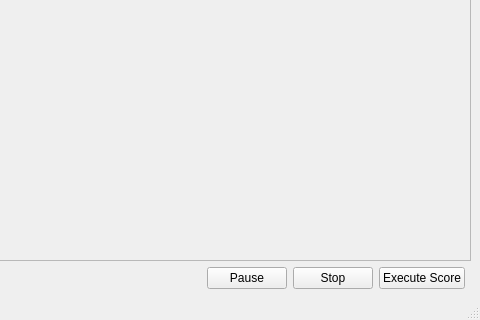
This is views/main_window.ui in fenahurtado/robot-flautista as Qt 5 draws it before an edit; both pictures show x 612 to 1092 and y 344 to 664 of the 1092 by 664 pixel window. The edited form follows.
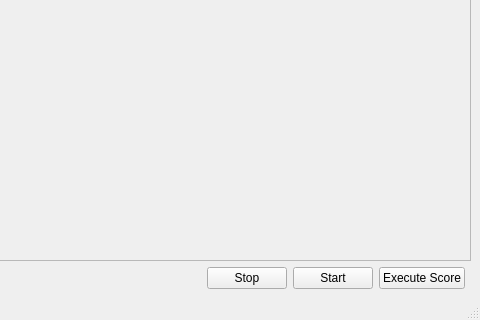
This is the edited form.

```diff
--- a/views/main_window.ui
+++ b/views/main_window.ui
@@ -28,6 +28,27 @@
       </property>
      </spacer>
     </item>
+    <item row="1" column="5">
+     <widget class="QPushButton" name="stopButton">
+      <property name="text">
+       <string>Stop</string>
+      </property>
+     </widget>
+    </item>
+    <item row="1" column="3">
+     <widget class="QPushButton" name="setInitialPositionButton">
+      <property name="text">
+       <string>Set Initial Position</string>
+      </property>
+     </widget>
+    </item>
+    <item row="1" column="2">
+     <widget class="QPushButton" name="fingersActionButton">
+      <property name="text">
+       <string>Fingers Action</string>
+      </property>
+     </widget>
+    </item>
     <item row="1" column="1">
      <widget class="QPushButton" name="addActionButton">
       <property name="text">
@@ -42,34 +63,6 @@
       </property>
      </widget>
     </item>
-    <item row="1" column="6">
-     <widget class="QPushButton" name="stopButton">
-      <property name="text">
-       <string>Stop</string>
-      </property>
-     </widget>
-    </item>
-    <item row="1" column="2">
-     <widget class="QPushButton" name="fingersActionButton">
-      <property name="text">
-       <string>Fingers Action</string>
-      </property>
-     </widget>
-    </item>
-    <item row="1" column="5">
-     <widget class="QPushButton" name="pauseButton">
-      <property name="text">
-       <string>Pause</string>
-      </property>
-     </widget>
-    </item>
-    <item row="1" column="3">
-     <widget class="QPushButton" name="setInitialPositionButton">
-      <property name="text">
-       <string>Set Initial Position</string>
-      </property>
-     </widget>
-    </item>
     <item row="0" column="0" colspan="9">
      <widget class="QScrollArea" name="scrollArea">
       <property name="sizePolicy">
@@ -128,6 +121,13 @@
       </widget>
      </widget>
     </item>
+    <item row="1" column="6">
+     <widget class="QPushButton" name="startButton">
+      <property name="text">
+       <string>Start</string>
+      </property>
+     </widget>
+    </item>
    </layout>
   </widget>
   <widget class="QMenuBar" name="menubar">
```
